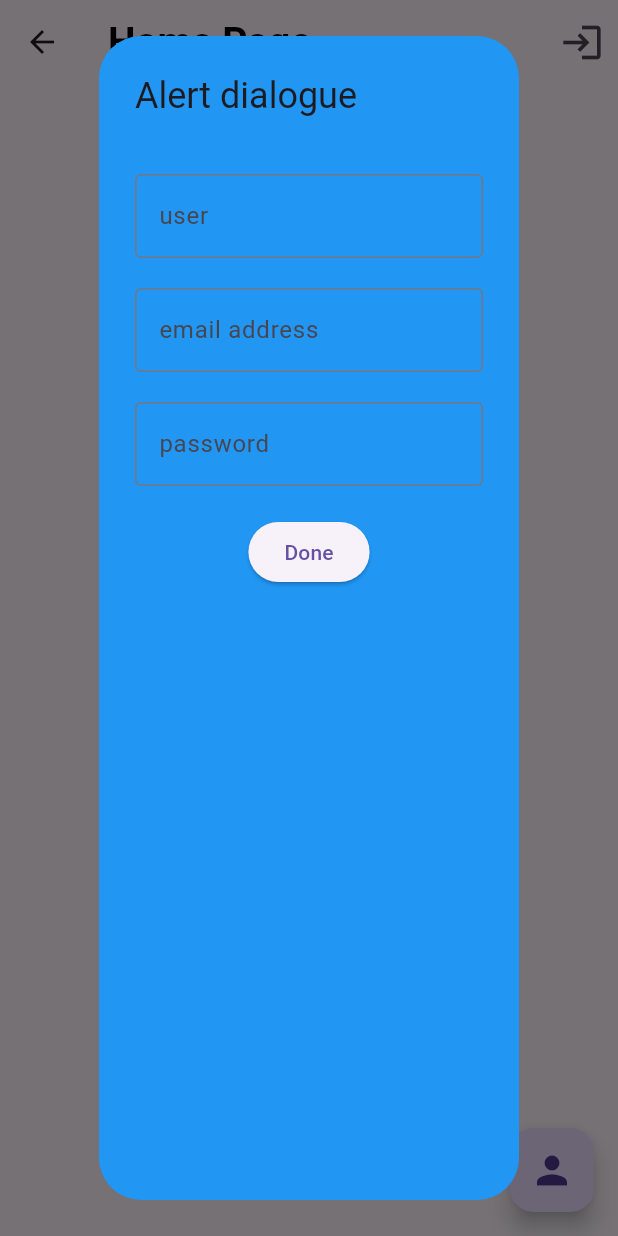
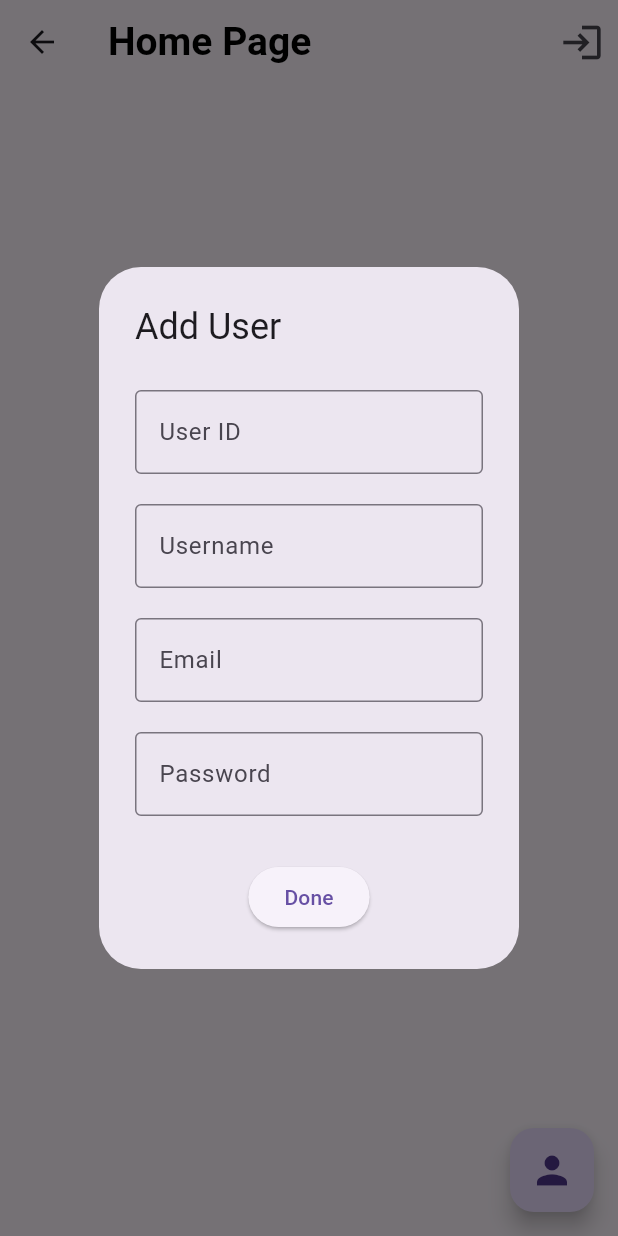
Before and after one commit to IamVasuBhurakhaya/authentication_app, a Flutter app: the HomePage screen opened by its route, after a tap on the "person" icon, on a phone screen of 412 x 824 dp. Run offline on Flutter 3.47's test engine with Material 3 defaults, Android fonts, the phone set to English and light mode, and no system bars; our stand-ins replace get, sqflite; accounts and stored records are empty.

Commit message:
Initial commit

```diff
--- a/lib/main.dart
+++ b/lib/main.dart
@@ -1,8 +1,5 @@
 import 'package:authentication_app/routes/app_routes.dart';
-import 'package:authentication_app/screens/signUp/signUp_page.dart';
-import 'package:authentication_app/screens/splash/splash_screen.dart';
 import 'package:flutter/material.dart';
-import 'package:get/get_core/src/get_main.dart';
 import 'package:get/get_navigation/src/root/get_material_app.dart';
 
 Future<void> main() async {
--- a/lib/routes/app_routes.dart
+++ b/lib/routes/app_routes.dart
@@ -22,11 +22,11 @@ class AppRoutes {
     ),
     GetPage(
       name: login,
-      page: () => const LoginPage(),
+      page: () => LoginPage(),
     ),
     GetPage(
       name: signUp,
-      page: () => const SignupPage(),
+      page: () => SignupPage(),
     ),
   ];
 }
--- a/lib/screens/home/home_page.dart
+++ b/lib/screens/home/home_page.dart
@@ -4,11 +4,6 @@ import 'package:get/get.dart';
 
 import '../../controller/controller.dart';
 import '../../modal/modal.dart';
-
-GlobalKey<FormState> formKey = GlobalKey<FormState>();
-TextEditingController nameController = TextEditingController();
-TextEditingController emailController = TextEditingController();
-TextEditingController passwordController = TextEditingController();
 
 class HomePage extends StatefulWidget {
   const HomePage({super.key});
@@ -18,10 +13,15 @@ class HomePage extends StatefulWidget {
 }
 
 class _HomePageState extends State<HomePage> {
+  UserController controller = Get.put(UserController());
+  GlobalKey<FormState> formKey = GlobalKey<FormState>();
+  TextEditingController idController = TextEditingController();
+  TextEditingController nameController = TextEditingController();
+  TextEditingController emailController = TextEditingController();
+  TextEditingController passwordController = TextEditingController();
+
   @override
   Widget build(BuildContext context) {
-    UserController controller = Get.put(UserController());
-
     return Scaffold(
       appBar: AppBar(
         title: const Text(
@@ -41,27 +41,19 @@ class _HomePageState extends State<HomePage> {
           ),
         ],
       ),
-      body: FutureBuilder<List<UserModal>>(
-        future: controller.userList,
-        builder: (context, snapshot) {
-          if (snapshot.connectionState == ConnectionState.waiting) {
-            return const Center(child: CircularProgressIndicator());
-          } else if (snapshot.hasError) {
-            return Center(child: Text("Error: ${snapshot.error}"));
-          } else if (!snapshot.hasData || snapshot.data!.isEmpty) {
+      body: Obx(() {
+        if (controller.users.isEmpty) {
           return const Center(child: Text("No users found!"));
-          } else {
-            List<UserModal> users = snapshot.data!;
+        }
         return ListView.builder(
-              itemCount: users.length,
+          itemCount: controller.users.length,
           itemBuilder: (context, index) {
-                UserModal user = users[index];
+            UserModal user = controller.users[index];
             return Card(
-                  margin:
-                      const EdgeInsets.symmetric(vertical: 5, horizontal: 10),
+              margin: const EdgeInsets.symmetric(vertical: 5, horizontal: 10),
               child: ListTile(
                 leading: CircleAvatar(child: Text(user.name[0])),
-                    title: Text(user.name),
+                title: Text("ID: ${user.id} - ${user.name}"),
                 subtitle: Text(user.email),
                 trailing: IconButton(
                   icon: const Icon(Icons.delete, color: Colors.red),
@@ -69,111 +61,149 @@ class _HomePageState extends State<HomePage> {
                     controller.deleteUser(id: user.id);
                   },
                 ),
+                onLongPress: () {
+                  // Open Update Dialog
+                  showUpdateDialog(user);
+                },
               ),
             );
           },
         );
-          }
-        },
-      ),
-      floatingActionButton: Form(
-        key: formKey,
-        child: FloatingActionButton(
+      }),
+      floatingActionButton: FloatingActionButton(
         onPressed: () {
           showDialog(
             context: context,
             builder: (context) => AlertDialog(
-                        title: const Text("Alert dialogue"),
-                        backgroundColor: Colors.blue,
-                        content: Column(
+              title: const Text("Add User"),
+              content: SingleChildScrollView(
+                child: Form(
+                  key: formKey,
+                  child: Column(
+                    mainAxisSize: MainAxisSize.min,
                     children: [
-                            const SizedBox(
-                              height: 20,
-                            ),
-                            TextFormField(
-                              controller: nameController,
-                              validator: (value) {
-                                if (value == null || value.isEmpty) {
-                                  return 'Please enter an username';
-                                }
-                                return null;
-                              },
-                              decoration: const InputDecoration(
-                                border: OutlineInputBorder(),
-                                labelText: 'user',
-                                hintText: 'Enter username',
-                              ),
-                            ),
-                            const SizedBox(
-                              height: 20,
-                            ),
-                            TextFormField(
-                              controller: emailController,
-                              validator: (value) {
-                                if (value == null || value.isEmpty) {
-                                  return 'Please enter an email';
-                                }
-                                return null;
-                              },
-                              decoration: const InputDecoration(
-                                border: OutlineInputBorder(),
-                                labelText: 'email address',
-                                hintText: 'Enter email',
-                              ),
-                            ),
-                            const SizedBox(
-                              height: 20,
-                            ),
-                            TextFormField(
-                              controller: passwordController,
-                              validator: (value) {
-                                if (value == null || value.isEmpty) {
-                                  return 'Please enter a password';
-                                }
-                                return null;
-                              },
-                              decoration: const InputDecoration(
-                                border: OutlineInputBorder(),
-                                labelText: 'password',
-                                hintText: 'Enter password',
-                              ),
-                            ),
-                            SizedBox(
-                              height: 20,
-                            ),
+                      inputTextField(idController, "User ID", "Enter ID",
+                          isNumber: true),
+                      inputTextField(
+                          nameController, "Username", "Enter username"),
+                      inputTextField(emailController, "Email", "Enter email"),
+                      inputTextField(
+                          passwordController, "Password", "Enter password",
+                          isPassword: true),
+                      const SizedBox(height: 20),
                       ElevatedButton(
                         onPressed: () {
                           if (formKey.currentState!.validate()) {
-                                    String name = nameController.text;
-                                    String email = emailController.text;
-                                    String password = passwordController.text;
+                            int? userId = int.tryParse(idController.text);
+                            if (userId == null) {
+                              Get.snackbar('Error', 'Invalid ID!',
+                                  snackPosition: SnackPosition.BOTTOM,
+                                  colorText: Colors.white,
+                                  backgroundColor: Colors.red);
+                              return;
+                            }
 
                             controller.addUser(
-                                        name: name,
-                                        email: email,
-                                        password: password);
+                              id: userId,
+                              name: nameController.text,
+                              email: emailController.text,
+                              password: passwordController.text,
+                            );
 
+                            idController.clear();
                             nameController.clear();
                             emailController.clear();
                             passwordController.clear();
 
-                                    controller.resetUserIndex();
+                            Navigator.pop(context);
                           } else {
-                                    Get.snackbar('Error', 'Please enter a user',
+                            Get.snackbar('Error', 'Please fill all fields',
                                 snackPosition: SnackPosition.BOTTOM,
                                 colorText: Colors.white,
                                 backgroundColor: Colors.red);
                           }
                         },
-                                child: const Text("Done"))
+                        child: const Text("Done"),
+                      ),
                     ],
                   ),
-                      ));
+                ),
+              ),
+            ),
+          );
         },
-            child: const Icon(
-              Icons.person,
-              size: 30,
-            )),
+        child: const Icon(Icons.person, size: 30),
+      ),
+    );
+  }
+
+  void showUpdateDialog(UserModal user) {
+    nameController.text = user.name;
+    emailController.text = user.email;
+    passwordController.text = user.password;
+
+    showDialog(
+      context: context,
+      builder: (context) => AlertDialog(
+        title: const Text("Update User"),
+        content: SingleChildScrollView(
+          child: Form(
+            key: formKey,
+            child: Column(
+              mainAxisSize: MainAxisSize.min,
+              children: [
+                inputTextField(nameController, "Username", "Enter username"),
+                inputTextField(emailController, "Email", "Enter email"),
+                inputTextField(passwordController, "Password", "Enter password",
+                    isPassword: true),
+                const SizedBox(height: 20),
+                ElevatedButton(
+                  onPressed: () {
+                    if (formKey.currentState!.validate()) {
+                      controller.updateUser(
+                        id: user.id,
+                        name: nameController.text,
+                        email: emailController.text,
+                        password: passwordController.text,
+                      );
+                      Navigator.pop(context);
+                    } else {
+                      Get.snackbar('Error', 'Please fill all fields',
+                          snackPosition: SnackPosition.BOTTOM,
+                          colorText: Colors.white,
+                          backgroundColor: Colors.red);
+                    }
+                  },
+                  child: const Text("Update"),
+                ),
+              ],
+            ),
+          ),
+        ),
+      ),
+    );
+  }
+
+  Widget inputTextField(
+      TextEditingController controller, String label, String hint,
+      {bool isPassword = false, bool isNumber = false}) {
+    return Padding(
+      padding: const EdgeInsets.symmetric(vertical: 10),
+      child: TextFormField(
+        controller: controller,
+        obscureText: isPassword,
+        keyboardType: isNumber ? TextInputType.number : TextInputType.text,
+        validator: (value) {
+          if (value == null || value.isEmpty) {
+            return 'Please enter $label';
+          }
+          return null;
+        },
+        decoration: InputDecoration(
+          border: const OutlineInputBorder(),
+          labelText: label,
+          hintText: hint,
+        ),
       ),
     );
   }
```
Also changed, not shown: lib/controller/controller.dart (+73 -61 lines), lib/helper/helper.dart (+71 -53 lines), lib/modal/modal.dart (+11 -2 lines), lib/screens/login/login_page.dart (+10 -8 lines), lib/screens/signUp/signUp_page.dart (+8 -4 lines). Lines whose indentation alone changed are shown as unchanged.
